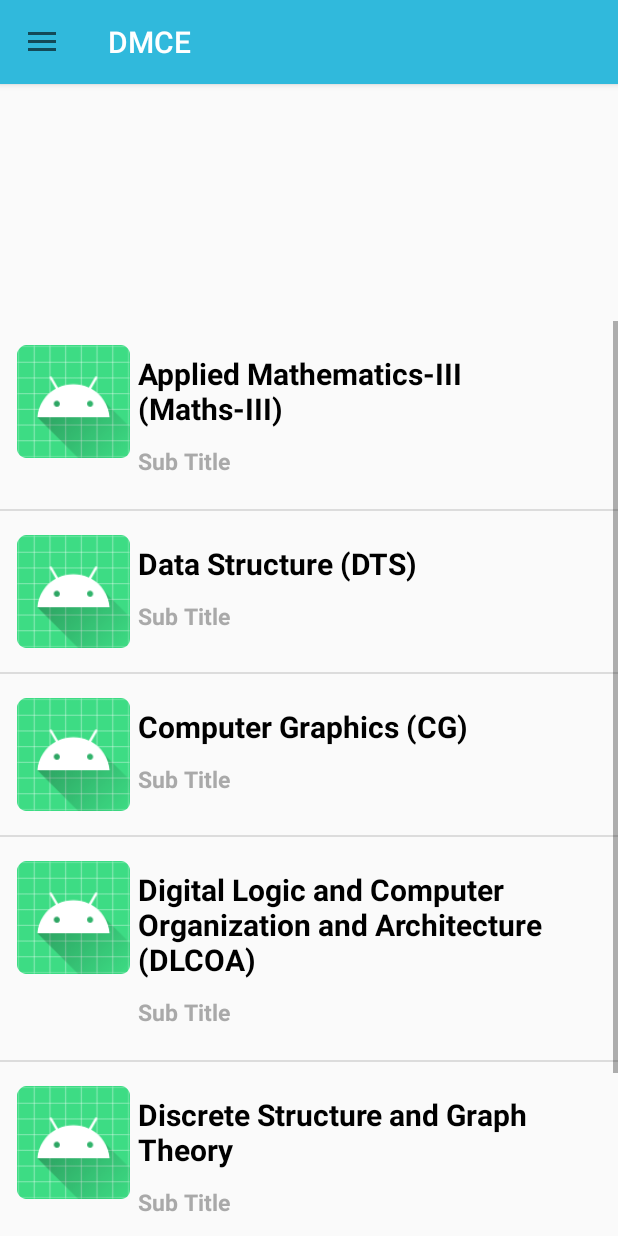
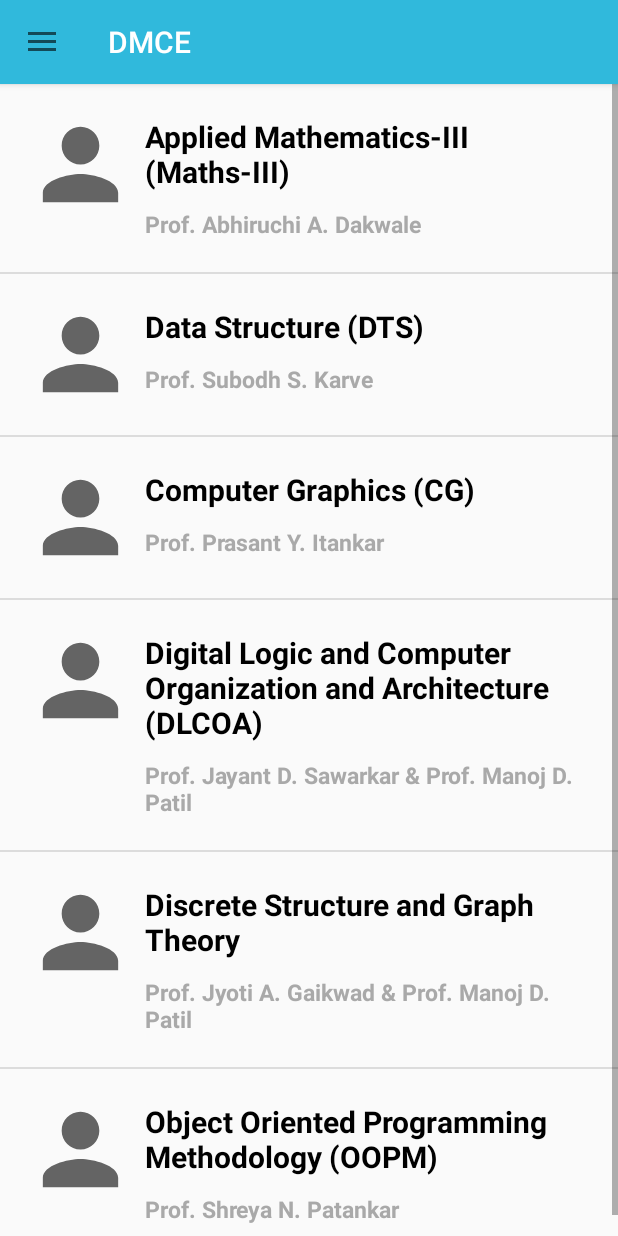
Before and after one commit to underdogs3/Dmce-App, an Android app: the fragment MyCourseFragment placed in its activity, on a phone screen of 412 x 824 dp. Run offline under Robolectric (Android 15) with nearby library versions, the phone set to English and light mode, and no system bars.

Commit message:
mycourse layout fixed

```diff
--- a/app/src/main/java/com/example/loginpage/Fragment/MyCourseFragment.java
+++ b/app/src/main/java/com/example/loginpage/Fragment/MyCourseFragment.java
@@ -75,6 +75,21 @@ public class MyCourseFragment extends Fragment {
             this.rImages = images;
 
         }
+        @NonNull
+        @Override
+        public View getView(int position, @Nullable View convertView, @NonNull ViewGroup parent) {
+            LayoutInflater layoutInflater = (LayoutInflater) context.getSystemService(Context.LAYOUT_INFLATER_SERVICE);
+            @SuppressLint("ViewHolder") View row1 = layoutInflater.inflate(R.layout.row1, parent, false);
 
+            ImageView imageView = row1.findViewById(R.id.image);
+            TextView myTitle = row1.findViewById(R.id.txt1);
+            TextView myDescription = row1.findViewById(R.id.txt2);
+
+            imageView.setImageResource(rImages[position]);
+            myTitle.setText(rTitle[position]);
+            myDescription.setText(rDescription[position]);
+
+            return row1;
+        }
     }
 }
--- a/app/src/main/res/layout/fragment_my_course.xml
+++ b/app/src/main/res/layout/fragment_my_course.xml
@@ -1,5 +1,5 @@
 <?xml version="1.0" encoding="utf-8"?>
-<androidx.constraintlayout.widget.ConstraintLayout xmlns:android="http://schemas.android.com/apk/res/android"
+<LinearLayout xmlns:android="http://schemas.android.com/apk/res/android"
     xmlns:app="http://schemas.android.com/apk/res-auto"
     xmlns:tools="http://schemas.android.com/tools"
     android:layout_width="match_parent"
@@ -10,13 +10,9 @@
 
     <ListView
         android:id="@+id/list"
-        android:layout_width="417dp"
-        android:layout_height="610dp"
-        android:layout_marginTop="70dp"
-        app:layout_constraintBottom_toBottomOf="parent"
-        app:layout_constraintEnd_toEndOf="parent"
-        app:layout_constraintHorizontal_bias="1.0"
-        app:layout_constraintStart_toStartOf="parent"
-        app:layout_constraintTop_toTopOf="parent"
-        app:layout_constraintVertical_bias="1.0" />
-</androidx.constraintlayout.widget.ConstraintLayout>
+        android:layout_width="match_parent"
+        android:layout_height="match_parent"
+        android:layout_marginTop="?actionBarSize"
+
+         />
+</LinearLayout>
```
